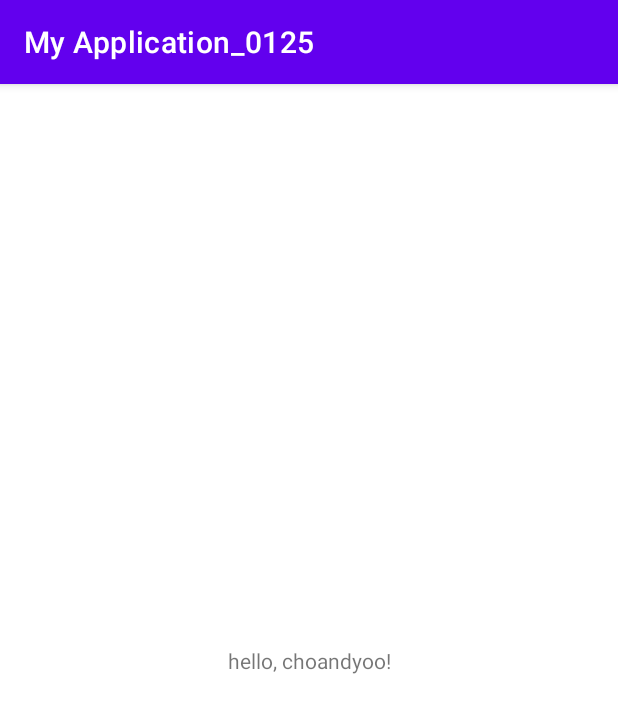
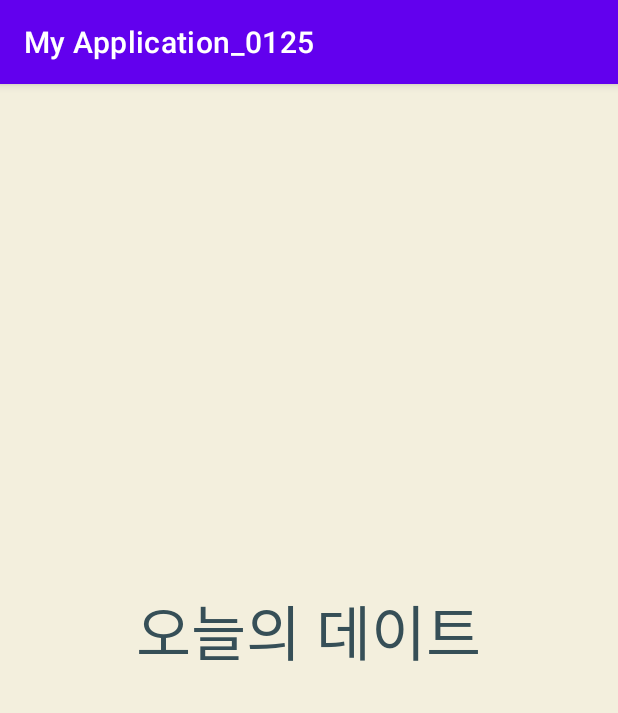
Before and after one commit to Jiwonmonkey/choandyoo, an Android app: the first screen one second after launch (MainActivity), on a phone screen of 412 x 824 dp. Shown: the top 713 px of the screen. Run offline under Robolectric (Android 15) with nearby library versions, the phone set to English and light mode, and no system bars.

Commit message:
jiwon_0125

```diff
--- a/app/src/main/AndroidManifest.xml
+++ b/app/src/main/AndroidManifest.xml
@@ -12,6 +12,12 @@
         android:theme="@style/Theme.MyApplication_0125"
         tools:targetApi="31">
         <activity
+            android:name=".RegisterActivity"
+            android:exported="false" />
+        <activity
+            android:name=".LoginActivity"
+            android:exported="false" />
+        <activity
             android:name=".MainActivity"
             android:exported="true">
             <intent-filter>
--- a/app/src/main/java/com/example/myapplication_0125/MainActivity.kt
+++ b/app/src/main/java/com/example/myapplication_0125/MainActivity.kt
@@ -1,11 +1,19 @@
 package com.example.myapplication_0125
 
+import android.content.Intent
 import androidx.appcompat.app.AppCompatActivity
 import android.os.Bundle
+import android.os.Handler
+import android.os.Looper
 
 class MainActivity : AppCompatActivity() {
     override fun onCreate(savedInstanceState: Bundle?) {
         super.onCreate(savedInstanceState)
         setContentView(R.layout.activity_main)
+
+        Handler(Looper.getMainLooper()).postDelayed({
+            val intent = Intent(this, LoginActivity::class.java)
+            startActivity(intent)
+        }, 3000)
     }
 }
--- a/app/src/main/res/layout/activity_main.xml
+++ b/app/src/main/res/layout/activity_main.xml
@@ -4,15 +4,23 @@
     xmlns:tools="http://schemas.android.com/tools"
     android:layout_width="match_parent"
     android:layout_height="match_parent"
+    android:background="#F3EFDD"
     tools:context=".MainActivity">
 
     <TextView
-        android:layout_width="wrap_content"
-        android:layout_height="wrap_content"
-        android:text="hello, choandyoo!"
+        android:id="@+id/textView3"
+        android:layout_width="316dp"
+        android:layout_height="60dp"
+        android:fontFamily="@font/maru_buri_bold"
+        android:text="오늘의 데이트"
+        android:textAlignment="center"
+        android:textColor="#364F57"
+        android:textSize="40sp"
         app:layout_constraintBottom_toBottomOf="parent"
         app:layout_constraintEnd_toEndOf="parent"
+        app:layout_constraintHorizontal_bias="0.494"
         app:layout_constraintStart_toStartOf="parent"
-        app:layout_constraintTop_toTopOf="parent" />
+        app:layout_constraintTop_toTopOf="parent"
+        app:layout_constraintVertical_bias="0.473" />
 
 </androidx.constraintlayout.widget.ConstraintLayout>
```
Also changed, not shown: app/build.gradle (+8 -0 lines), app/src/main/java/com/example/myapplication_0125/LoginActivity.kt (added, +20 -0 lines), app/src/main/java/com/example/myapplication_0125/RegisterActivity.kt (added, +30 -0 lines), app/src/main/res/layout/activity_login.xml (added, +9 -0 lines), app/src/main/res/layout/activity_register.xml (added, +9 -0 lines), 1 other file.
